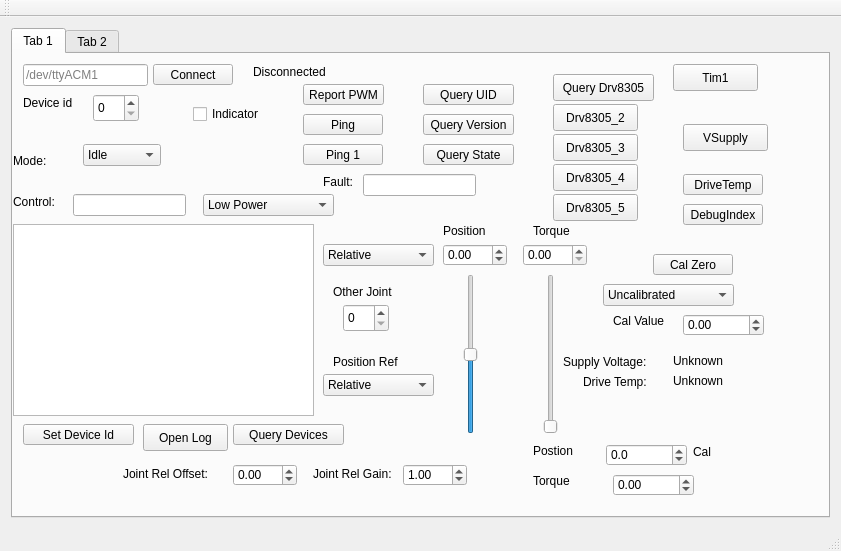
craftit/DogBotSoftware, file Bark/mainwindow.ui: the form before one commit.
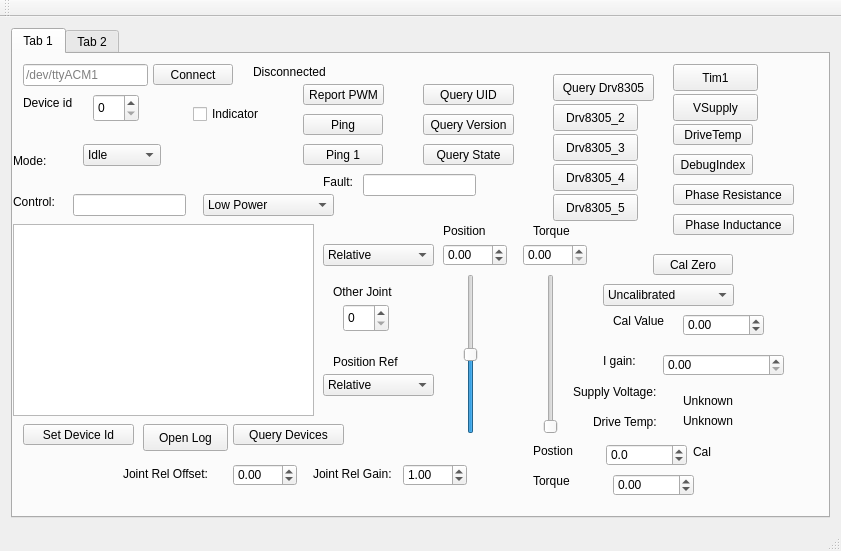
The form after the commit. The open tabs and pages were chosen to show the change.

The edit to the form file:
```diff
--- a/Bark/mainwindow.ui
+++ b/Bark/mainwindow.ui
@@ -165,8 +165,8 @@
        <widget class="QPushButton" name="pushButton">
         <property name="geometry">
          <rect>
-          <x>670</x>
-          <y>70</y>
+          <x>660</x>
+          <y>40</y>
           <width>85</width>
           <height>27</height>
          </rect>
@@ -541,8 +541,8 @@
        <widget class="QPushButton" name="pushButton_2">
         <property name="geometry">
          <rect>
-          <x>670</x>
-          <y>150</y>
+          <x>660</x>
+          <y>100</y>
           <width>80</width>
           <height>21</height>
          </rect>
@@ -580,8 +580,8 @@
        <widget class="QPushButton" name="pushButtonDriveTemp">
         <property name="geometry">
          <rect>
-          <x>670</x>
-          <y>120</y>
+          <x>660</x>
+          <y>70</y>
           <width>80</width>
           <height>21</height>
          </rect>
@@ -823,8 +823,8 @@
        <widget class="QLabel" name="label_SupplyVoltage">
         <property name="geometry">
          <rect>
-          <x>660</x>
-          <y>300</y>
+          <x>670</x>
+          <y>340</y>
           <width>59</width>
           <height>14</height>
          </rect>
@@ -836,8 +836,8 @@
        <widget class="QLabel" name="label_DriverTemperature">
         <property name="geometry">
          <rect>
-          <x>660</x>
-          <y>320</y>
+          <x>670</x>
+          <y>360</y>
           <width>59</width>
           <height>14</height>
          </rect>
@@ -849,8 +849,8 @@
        <widget class="QLabel" name="label_18">
         <property name="geometry">
          <rect>
-          <x>550</x>
-          <y>300</y>
+          <x>560</x>
+          <y>330</y>
           <width>101</width>
           <height>16</height>
          </rect>
@@ -862,8 +862,8 @@
        <widget class="QLabel" name="label_19">
         <property name="geometry">
          <rect>
-          <x>570</x>
-          <y>320</y>
+          <x>580</x>
+          <y>360</y>
           <width>81</width>
           <height>16</height>
          </rect>
@@ -917,6 +917,58 @@
          <double>720.000000000000000</double>
         </property>
        </widget>
+       <widget class="QPushButton" name="pushButton_3">
+        <property name="geometry">
+         <rect>
+          <x>660</x>
+          <y>130</y>
+          <width>121</width>
+          <height>21</height>
+         </rect>
+        </property>
+        <property name="text">
+         <string>Phase Resistance</string>
+        </property>
+       </widget>
+       <widget class="QPushButton" name="pushButton_4">
+        <property name="geometry">
+         <rect>
+          <x>660</x>
+          <y>160</y>
+          <width>121</width>
+          <height>21</height>
+         </rect>
+        </property>
+        <property name="text">
+         <string>Phase Inductance</string>
+        </property>
+       </widget>
+       <widget class="QLabel" name="label_22">
+        <property name="geometry">
+         <rect>
+          <x>590</x>
+          <y>300</y>
+          <width>59</width>
+          <height>14</height>
+         </rect>
+        </property>
+        <property name="text">
+         <string>I gain:</string>
+        </property>
+       </widget>
+       <widget class="QDoubleSpinBox" name="doubleSpinBoxIGain">
+        <property name="geometry">
+         <rect>
+          <x>650</x>
+          <y>300</y>
+          <width>121</width>
+          <height>22</height>
+         </rect>
+        </property>
+        <property name="maximum">
+         <double>1000000.000000000000000</double>
+        </property>
+       </widget>
       </widget>
       <widget class="QWidget" name="tab_2">
        <attribute name="title">
```
Left out of the diff: 2 changed lines with no effect on the pictures.
